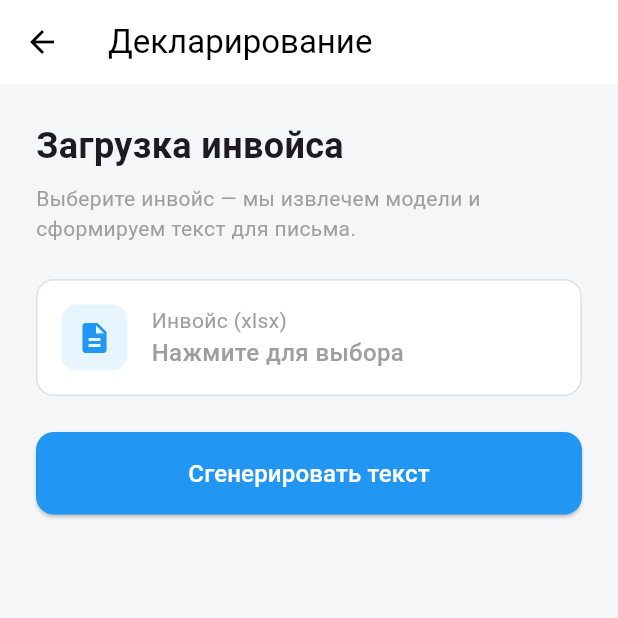
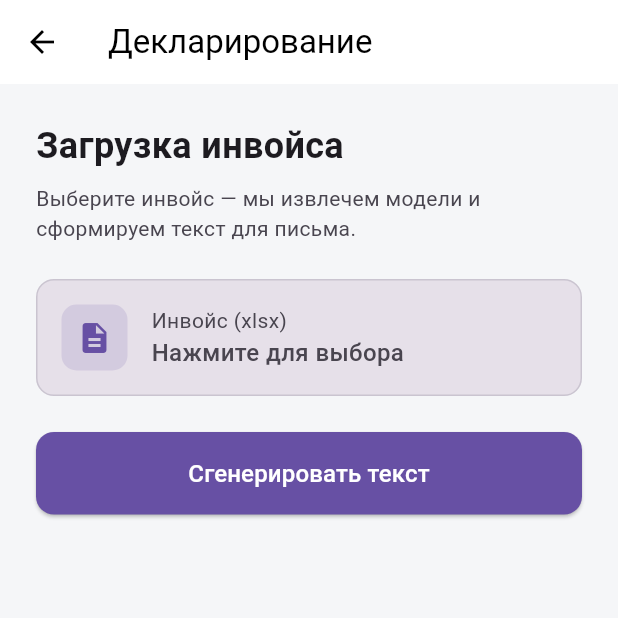
Before and after one commit to makhotinvlad459-ui/Ved, a Flutter app: the DeclarationScreen screen opened by its route, on a phone screen of 412 x 824 dp, the top half of it. Run offline on Flutter 3.47's test engine with Material 3 defaults, Android fonts, the phone set to English and light mode, and no system bars; our stand-ins replace dio, file_picker; missing offline and left inert: dart:html.

Commit message:
screens_adaptation

```diff
--- a/frontend/lib/screens/declaration_screen.dart
+++ b/frontend/lib/screens/declaration_screen.dart
@@ -1,4 +1,3 @@
-import 'dart:html' as html;
 import 'package:flutter/material.dart';
 import 'package:file_picker/file_picker.dart';
 import 'package:provider/provider.dart';
@@ -26,7 +25,7 @@ class _DeclarationScreenState extends State<DeclarationScreen> {
       if (result != null && result.files.single.bytes != null) {
         setState(() {
           _invoiceResult = result;
-          _textResult = ''; // сброс
+          _textResult = '';
         });
       }
     } catch (e) {
@@ -54,7 +53,6 @@ class _DeclarationScreenState extends State<DeclarationScreen> {
     try {
       final api = Provider.of<ApiService>(context, listen: false);
 
-      // Отправляем на НОВЫЙ эндпоинт (мгновенный парсинг)
       final result = await api.getDeclarationText(
         bytes: bytes,
         fileName: _invoiceResult!.files.single.name,
@@ -65,7 +63,6 @@ class _DeclarationScreenState extends State<DeclarationScreen> {
         _textResult = result['text'] ?? 'Нет данных';
         _isLoading = false;
       });
-
     } catch (e) {
       if (!mounted) return;
       setState(() => _isLoading = false);
@@ -84,11 +81,20 @@ class _DeclarationScreenState extends State<DeclarationScreen> {
 
   @override
   Widget build(BuildContext context) {
+    final theme = Theme.of(context);
+    final scheme = theme.colorScheme;
+    final isDark = theme.brightness == Brightness.dark;
+
+    // Адаптивные цвета
+    final cardBg = scheme.surfaceContainerHighest;
+    final resultBg = scheme.surfaceContainerLow;
+    final borderColor = scheme.outlineVariant;
+    final mutedText = scheme.onSurfaceVariant;
+
     return Scaffold(
+      // AppBar без ручных цветов — берёт из темы автоматически
       appBar: AppBar(
         title: const Text('Декларирование'),
-        backgroundColor: Colors.white,
-        foregroundColor: Colors.black,
         elevation: 0,
         leading: IconButton(
           icon: const Icon(Icons.arrow_back),
@@ -100,14 +106,18 @@ class _DeclarationScreenState extends State<DeclarationScreen> {
         child: Column(
           crossAxisAlignment: CrossAxisAlignment.stretch,
           children: [
-            const Text(
+            Text(
               'Загрузка инвойса',
-              style: TextStyle(fontSize: 24, fontWeight: FontWeight.bold),
+              style: TextStyle(
+                fontSize: 24,
+                fontWeight: FontWeight.bold,
+                color: scheme.onSurface, // явный цвет — иначе в тёмной теме может пропасть
+              ),
             ),
             const SizedBox(height: 8),
-            const Text(
+            Text(
               'Выберите инвойс — мы извлечем модели и сформируем текст для письма.',
-              style: TextStyle(color: Colors.grey),
+              style: TextStyle(color: mutedText),
             ),
             const SizedBox(height: 24),
 
@@ -116,10 +126,10 @@ class _DeclarationScreenState extends State<DeclarationScreen> {
               child: Container(
                 padding: const EdgeInsets.all(16),
                 decoration: BoxDecoration(
-                  color: Colors.white,
+                  color: cardBg,
                   borderRadius: BorderRadius.circular(12),
                   border: Border.all(
-                    color: _invoiceResult != null ? Colors.blue : Colors.grey.shade300,
+                    color: _invoiceResult != null ? scheme.primary : borderColor,
                     width: _invoiceResult != null ? 2 : 1,
                   ),
                 ),
@@ -129,23 +139,26 @@ class _DeclarationScreenState extends State<DeclarationScreen> {
                       width: 44,
                       height: 44,
                       decoration: BoxDecoration(
-                        color: Colors.blue.withOpacity(0.1),
+                        color: scheme.primary.withOpacity(0.15),
                         borderRadius: BorderRadius.circular(10),
                       ),
-                      child: const Icon(Icons.description, color: Colors.blue),
+                      child: Icon(Icons.description, color: scheme.primary),
                     ),
                     const SizedBox(width: 16),
                     Expanded(
                       child: Column(
                         crossAxisAlignment: CrossAxisAlignment.start,
                         children: [
-                          const Text('Инвойс (xlsx)', style: TextStyle(fontSize: 14, color: Colors.grey)),
+                          Text('Инвойс (xlsx)',
+                              style: TextStyle(fontSize: 14, color: mutedText)),
                           Text(
                             _invoiceResult?.files.single.name ?? 'Нажмите для выбора',
                             style: TextStyle(
                               fontSize: 16,
                               fontWeight: FontWeight.w500,
-                              color: _invoiceResult != null ? Colors.black : Colors.grey,
+                              color: _invoiceResult != null
+                                  ? scheme.onSurface
+                                  : mutedText,
                             ),
                           ),
                         ],
@@ -161,22 +174,32 @@ class _DeclarationScreenState extends State<DeclarationScreen> {
               onPressed: _isLoading ? null : _uploadAndProcess,
               style: ElevatedButton.styleFrom(
                 padding: const EdgeInsets.symmetric(vertical: 16),
-                backgroundColor: Colors.blue,
-                foregroundColor: Colors.white,
+                backgroundColor: scheme.primary,
+                foregroundColor: scheme.onPrimary,
                 shape: RoundedRectangleBorder(borderRadius: BorderRadius.circular(12)),
               ),
               child: _isLoading
-                  ? const SizedBox(height: 24, width: 24, child: CircularProgressIndicator(color: Colors.white, strokeWidth: 2))
-                  : const Text('Сгенерировать текст', style: TextStyle(fontSize: 16)),
+                  ? SizedBox(
+                      height: 24,
+                      width: 24,
+                      child: CircularProgressIndicator(
+                          color: scheme.onPrimary, strokeWidth: 2),
+                    )
+                  : const Text('Сгенерировать текст',
+                      style: TextStyle(fontSize: 16)),
             ),
 
             if (_textResult.isNotEmpty) ...[
               const SizedBox(height: 32),
               Row(
                 children: [
-                  const Text(
+                  Text(
                     'Результат:',
-                    style: TextStyle(fontSize: 18, fontWeight: FontWeight.bold),
+                    style: TextStyle(
+                      fontSize: 18,
+                      fontWeight: FontWeight.bold,
+                      color: scheme.onSurface,
+                    ),
                   ),
                   const Spacer(),
                   ElevatedButton.icon(
@@ -184,7 +207,9 @@ class _DeclarationScreenState extends State<DeclarationScreen> {
                     icon: const Icon(Icons.copy, size: 18),
                     label: const Text('Скопировать'),
                     style: ElevatedButton.styleFrom(
-                      backgroundColor: Colors.teal,
+                      backgroundColor: isDark
+                          ? Colors.teal.shade400
+                          : Colors.teal,
                       foregroundColor: Colors.white,
                     ),
                   ),
@@ -195,14 +220,20 @@ class _DeclarationScreenState extends State<DeclarationScreen> {
                 child: Container(
                   padding: const EdgeInsets.all(16),
                   decoration: BoxDecoration(
-                    color: Colors.grey.shade50,
+                    color: resultBg,
                     borderRadius: BorderRadius.circular(12),
-                    border: Border.all(color: Colors.grey.shade300),
+                    border: Border.all(color: borderColor),
                   ),
                   child: SingleChildScrollView(
                     child: SelectableText(
                       _textResult,
-                      style: const TextStyle(fontSize: 15, height: 1.6, fontFamily: 'monospace'),
+                      // ЯВНО задаём цвет — иначе в тёмной теме текст не видно
+                      style: TextStyle(
+                        fontSize: 15,
+                        height: 1.6,
+                        fontFamily: 'monospace',
+                        color: scheme.onSurface,
+                      ),
                     ),
                   ),
                 ),
```
